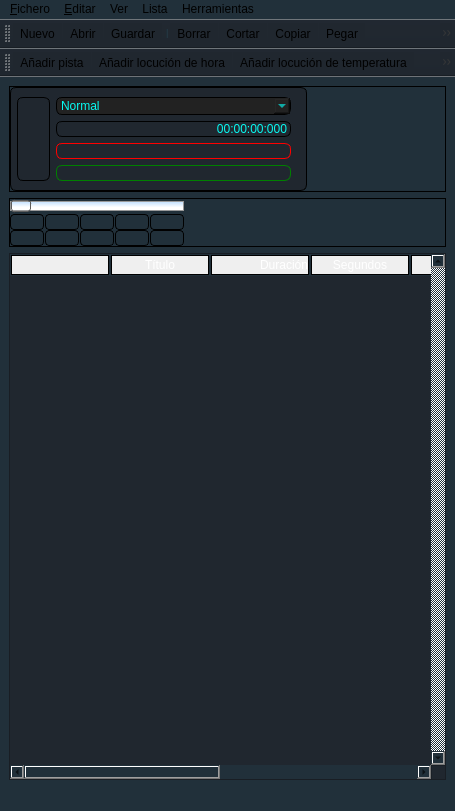
Qt form FrmPlayer.ui (ifara/radit-automation) before a commit.
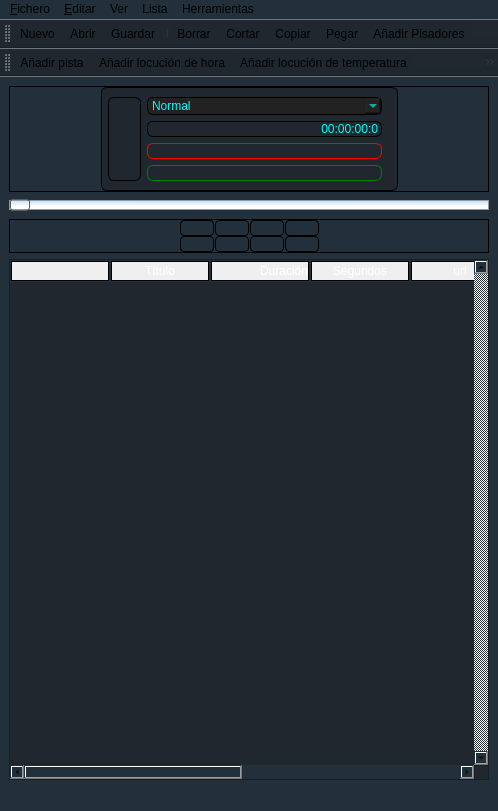
The same form after that commit. Icons and pictures are not drawn. Custom widgets are drawn as their Qt base class.

The edit to the form file:
```diff
--- a/FrmPlayer.ui
+++ b/FrmPlayer.ui
@@ -6,7 +6,7 @@
    <rect>
     <x>0</x>
     <y>0</y>
-    <width>455</width>
+    <width>498</width>
     <height>811</height>
    </rect>
   </property>
@@ -59,6 +59,19 @@
        <property name="margin">
         <number>0</number>
        </property>
+       <item>
+        <spacer name="horizontalSpacer_3">
+         <property name="orientation">
+          <enum>Qt::Horizontal</enum>
+         </property>
+         <property name="sizeHint" stdset="0">
+          <size>
+           <width>40</width>
+           <height>20</height>
+          </size>
+         </property>
+        </spacer>
+       </item>
        <item>
         <widget class="QFrame" name="frame_2">
          <property name="sizePolicy">
@@ -122,7 +135,49 @@
           <property name="horizontalSpacing">
            <number>0</number>
           </property>
-          <item row="0" column="0" rowspan="4">
+          <item row="0" column="2">
+           <widget class="QComboBox" name="ComboModo">
+            <property name="sizePolicy">
+             <sizepolicy hsizetype="Preferred" vsizetype="Fixed">
+              <horstretch>0</horstretch>
+              <verstretch>0</verstretch>
+             </sizepolicy>
+            </property>
+            <property name="styleSheet">
+             <string notr="true">QComboBox {
+     background-color: rgb(34, 34, 34);
+    color: rgb(7, 250, 242);
+	selection-color: rgb(7, 250, 242);
+
+   selection-background-color: rgb(34, 34, 34);
+	
+ }
+
+ QComboBox QAbstractItemView {
+     
+	background-color: rgb(34, 34, 34);
+	color: rgb(255, 255, 255);
+
+	
+	selection-color: rgb(255, 255, 255);
+
+	selection-background-color: #5d83bf;
+
+ }</string>
+            </property>
+            <item>
+             <property name="text">
+              <string>Normal</string>
+             </property>
+            </item>
+            <item>
+             <property name="text">
+              <string>Manual</string>
+             </property>
+            </item>
+           </widget>
+          </item>
+          <item row="0" column="1" rowspan="4">
            <widget class="QVUMeter" name="Vumeter">
             <property name="sizePolicy">
              <sizepolicy hsizetype="Fixed" vsizetype="Preferred">
@@ -183,7 +238,7 @@
             </property>
            </widget>
           </item>
-          <item row="1" column="1">
+          <item row="1" column="2">
            <widget class="QLabel" name="Label">
             <property name="sizePolicy">
              <sizepolicy hsizetype="Minimum" vsizetype="Preferred">
@@ -208,14 +263,14 @@
              <enum>QFrame::Box</enum>
             </property>
             <property name="text">
-             <string>00:00:00:000</string>
+             <string>00:00:00:0</string>
             </property>
             <property name="alignment">
              <set>Qt::AlignRight|Qt::AlignTrailing|Qt::AlignVCenter</set>
             </property>
            </widget>
           </item>
-          <item row="3" column="1">
+          <item row="3" column="2">
            <widget class="QLabel" name="LSiguiente">
             <property name="sizePolicy">
              <sizepolicy hsizetype="Fixed" vsizetype="Preferred">
@@ -263,7 +318,7 @@
             </property>
            </widget>
           </item>
-          <item row="2" column="1">
+          <item row="2" column="2">
            <widget class="QLabel" name="LTitulo">
             <property name="maximumSize">
              <size>
@@ -287,48 +342,6 @@
             </property>
            </widget>
           </item>
-          <item row="0" column="1">
-           <widget class="QComboBox" name="ComboModo">
-            <property name="sizePolicy">
-             <sizepolicy hsizetype="Preferred" vsizetype="Fixed">
-              <horstretch>0</horstretch>
-              <verstretch>0</verstretch>
-             </sizepolicy>
-            </property>
-            <property name="styleSheet">
-             <string notr="true">QComboBox {
-     background-color: rgb(34, 34, 34);
-    color: rgb(7, 250, 242);
-	selection-color: rgb(7, 250, 242);
-
-   selection-background-color: rgb(34, 34, 34);
-	
- }
-
- QComboBox QAbstractItemView {
-     
-	background-color: rgb(34, 34, 34);
-	color: rgb(255, 255, 255);
-
-	
-	selection-color: rgb(255, 255, 255);
-
-	selection-background-color: #5d83bf;
-
- }</string>
-            </property>
-            <item>
-             <property name="text">
-              <string>Normal</string>
-             </property>
-            </item>
-            <item>
-             <property name="text">
-              <string>Manual</string>
-             </property>
-            </item>
-           </widget>
-          </item>
          </layout>
         </widget>
        </item>
@@ -348,6 +361,38 @@
       </layout>
      </widget>
     </item>
+    <item>
+     <widget class="QSlider" name="Slider">
+      <property name="sizePolicy">
+       <sizepolicy hsizetype="Expanding" vsizetype="Fixed">
+        <horstretch>0</horstretch>
+        <verstretch>0</verstretch>
+       </sizepolicy>
+      </property>
+      <property name="styleSheet">
+       <string notr="true"> QSlider::groove:horizontal {
+     border: 1px solid #999999;
+     height: 8px; /* the groove expands to the size of the slider by default. by giving it a height, it has a fixed size */
+background-color: qlineargradient(spread:pad, x1:0.98, y1:0.642, x2:1, y2:0.0113636, stop:0 rgba(255, 255, 255, 255), stop:1 rgba(187, 221, 255, 255));
+   
+     margin: 2px 0;
+ }
+
+ QSlider::handle:horizontal {
+     background: qlineargradient(x1: 0, y1: 0, x2: 0, y2: 1,
+                                       stop: 0 #5aa3fd, stop: 1 #1f406a);
+     border: 1px solid #5c5c5c;
+     width: 18px;
+     margin: -2px 0; /* handle is placed by default on the contents rect of the groove. Expand outside the groove */
+     border-radius: 3px;
+ }
+</string>
+      </property>
+      <property name="orientation">
+       <enum>Qt::Horizontal</enum>
+      </property>
+     </widget>
+    </item>
     <item>
      <widget class="QFrame" name="frame_3">
       <property name="sizePolicy">
@@ -378,6 +423,19 @@
        <property name="margin">
         <number>0</number>
        </property>
+       <item>
+        <spacer name="horizontalSpacer_4">
+         <property name="orientation">
+          <enum>Qt::Horizontal</enum>
+         </property>
+         <property name="sizeHint" stdset="0">
+          <size>
+           <width>40</width>
+           <height>20</height>
+          </size>
+         </property>
+        </spacer>
+       </item>
        <item>
         <layout class="QGridLayout" name="gridLayout_2">
          <property name="horizontalSpacing">
@@ -389,39 +447,7 @@
          <property name="leftMargin">
           <number>0</number>
          </property>
-         <item row="0" column="0" colspan="5">
-          <widget class="QSlider" name="Slider">
-           <property name="sizePolicy">
-            <sizepolicy hsizetype="Expanding" vsizetype="Fixed">
-             <horstretch>0</horstretch>
-             <verstretch>0</verstretch>
-            </sizepolicy>
-           </property>
-           <property name="styleSheet">
-            <string notr="true"> QSlider::groove:horizontal {
-     border: 1px solid #999999;
-     height: 8px; /* the groove expands to the size of the slider by default. by giving it a height, it has a fixed size */
-background-color: qlineargradient(spread:pad, x1:0.98, y1:0.642, x2:1, y2:0.0113636, stop:0 rgba(255, 255, 255, 255), stop:1 rgba(187, 221, 255, 255));
-   
-     margin: 2px 0;
- }
-
- QSlider::handle:horizontal {
-     background: qlineargradient(x1: 0, y1: 0, x2: 0, y2: 1,
-                                       stop: 0 #5aa3fd, stop: 1 #1f406a);
-     border: 1px solid #5c5c5c;
-     width: 18px;
-     margin: -2px 0; /* handle is placed by default on the contents rect of the groove. Expand outside the groove */
-     border-radius: 3px;
- }
-</string>
-           </property>
-           <property name="orientation">
-            <enum>Qt::Horizontal</enum>
-           </property>
-          </widget>
-         </item>
-         <item row="1" column="0">
+         <item row="1" column="1">
           <widget class="QPushButton" name="BtnPlay">
            <property name="sizePolicy">
             <sizepolicy hsizetype="Fixed" vsizetype="Fixed">
@@ -482,7 +508,7 @@
            </property>
           </widget>
          </item>
-         <item row="1" column="1">
+         <item row="1" column="2">
           <widget class="QPushButton" name="BtnPause">
            <property name="sizePolicy">
             <sizepolicy hsizetype="Fixed" vsizetype="Fixed">
@@ -543,7 +569,7 @@
            </property>
           </widget>
          </item>
-         <item row="1" column="2">
+         <item row="1" column="3">
           <widget class="QPushButton" name="BtnStop">
            <property name="sizePolicy">
             <sizepolicy hsizetype="Fixed" vsizetype="Fixed">
@@ -603,7 +629,7 @@
            </property>
           </widget>
          </item>
-         <item row="1" column="3">
+         <item row="1" column="4">
           <widget class="QPushButton" name="BtnStopPlay">
            <property name="sizePolicy">
             <sizepolicy hsizetype="Fixed" vsizetype="Fixed">
@@ -665,7 +691,7 @@
            </property>
           </widget>
          </item>
-         <item row="2" column="0">
+         <item row="2" column="1">
           <widget class="QPushButton" name="BtnAtras">
            <property name="sizePolicy">
             <sizepolicy hsizetype="Fixed" vsizetype="Fixed">
@@ -719,7 +745,7 @@
            </property>
           </widget>
          </item>
-         <item row="2" column="1">
+         <item row="2" column="2">
           <widget class="QPushButton" name="BtnAlante">
            <property name="sizePolicy">
             <sizepolicy hsizetype="Fixed" vsizetype="Fixed">
@@ -773,7 +799,7 @@
            </property>
           </widget>
          </item>
-         <item row="2" column="2">
+         <item row="2" column="3">
           <widget class="QPushButton" name="BtnParar">
            <property name="sizePolicy">
             <sizepolicy hsizetype="Fixed" vsizetype="Fixed">
@@ -828,7 +854,7 @@
            </property>
           </widget>
          </item>
-         <item row="2" column="3">
+         <item row="2" column="4">
           <widget class="QPushButton" name="BtnPisador">
            <property name="sizePolicy">
             <sizepolicy hsizetype="Fixed" vsizetype="Fixed">
@@ -882,119 +908,6 @@
            </property>
           </widget>
          </item>
-         <item row="1" column="4">
-          <widget class="QPushButton" name="BtnLoop">
-           <property name="cursor">
-            <cursorShape>PointingHandCursor</cursorShape>
-           </property>
-           <property name="toolTip">
-            <string>Loop</string>
-           </property>
-           <property name="styleSheet">
-            <string notr="true">QPushButton {
-     border: 1px solid #000000;
-     border-radius:4px;
-     background-color: qlineargradient(x1: 0, y1: 0, x2: 0, y2: 1,
-                                       stop: 0 #f6f7fa, stop: 1 #dadbde);
-     min-width: 30px;
-font: 75 11pt &quot;MS Shell Dlg 2&quot;;
- }
-
- QPushButton:pressed {
-     background-color: qlineargradient(x1: 0, y1: 0, x2: 0, y2: 1,
-                                       stop: 0 #dadbde, stop: 1 #f6f7fa);
- }
-
- QPushButton:flat {
-     border: none; /* no border for a flat push button */
- }
-
-
-
-QPushButton:checked {
-      background-color: qlineargradient(x1: 0, y1: 0, x2: 0, y2: 1,
-                                       stop: 0 #f5b14e, stop: 1 #fff9ef);
- }
-
-
-
- QPushButton:default {
-     border-color: navy; /* make the default button prominent */
- }</string>
-           </property>
-           <property name="icon">
-            <iconset resource="radit.qrc">
-             <normaloff>:/general/iconos/player/loop.png</normaloff>:/general/iconos/player/loop.png</iconset>
-           </property>
-           <property name="iconSize">
-            <size>
-             <width>50</width>
-             <height>30</height>
-            </size>
-           </property>
-           <property name="checkable">
-            <bool>true</bool>
-           </property>
-          </widget>
-         </item>
-         <item row="2" column="4">
-          <widget class="QPushButton" name="BtnPurge">
-           <property name="cursor">
-            <cursorShape>PointingHandCursor</cursorShape>
-           </property>
-           <property name="toolTip">
-            <string>Purge</string>
-           </property>
-           <property name="styleSheet">
-            <string notr="true">QPushButton {
-     border: 1px solid #000000;
-     border-radius:4px;
-     background-color: qlineargradient(x1: 0, y1: 0, x2: 0, y2: 1,
-                                       stop: 0 #f6f7fa, stop: 1 #dadbde);
-     min-width: 30px;
-font: 75 11pt &quot;MS Shell Dlg 2&quot;;
- }
-
- QPushButton:pressed {
-     background-color: qlineargradient(x1: 0, y1: 0, x2: 0, y2: 1,
-                                       stop: 0 #dadbde, stop: 1 #f6f7fa);
- }
-
- QPushButton:flat {
-     border: none; /* no border for a flat push button */
- }
-
-
-
-QPushButton:checked {
-      background-color: qlineargradient(x1: 0, y1: 0, x2: 0, y2: 1,
-                                       stop: 0 #f5b14e, stop: 1 #fff9ef);
- }
-
-
-
- QPushButton:default {
-     border-color: navy; /* make the default button prominent */
- }</string>
-           </property>
-           <property name="icon">
-            <iconset resource="radit.qrc">
-             <normaloff>:/general/iconos/player/purge.png</normaloff>:/general/iconos/player/purge.png</iconset>
-           </property>
-           <property name="iconSize">
-            <size>
-             <width>50</width>
-             <height>30</height>
-            </size>
-           </property>
-           <property name="checkable">
-            <bool>true</bool>
-           </property>
-           <property name="checked">
-            <bool>false</bool>
-           </property>
-          </widget>
-         </item>
         </layout>
        </item>
        <item>
@@ -1004,7 +917,7 @@
          </property>
          <property name="sizeHint" stdset="0">
           <size>
-           <width>106</width>
+           <width>40</width>
            <height>20</height>
           </size>
          </property>
@@ -1119,7 +1032,7 @@
     <rect>
      <x>0</x>
      <y>0</y>
-     <width>455</width>
+     <width>498</width>
      <height>18</height>
     </rect>
    </property>
```
